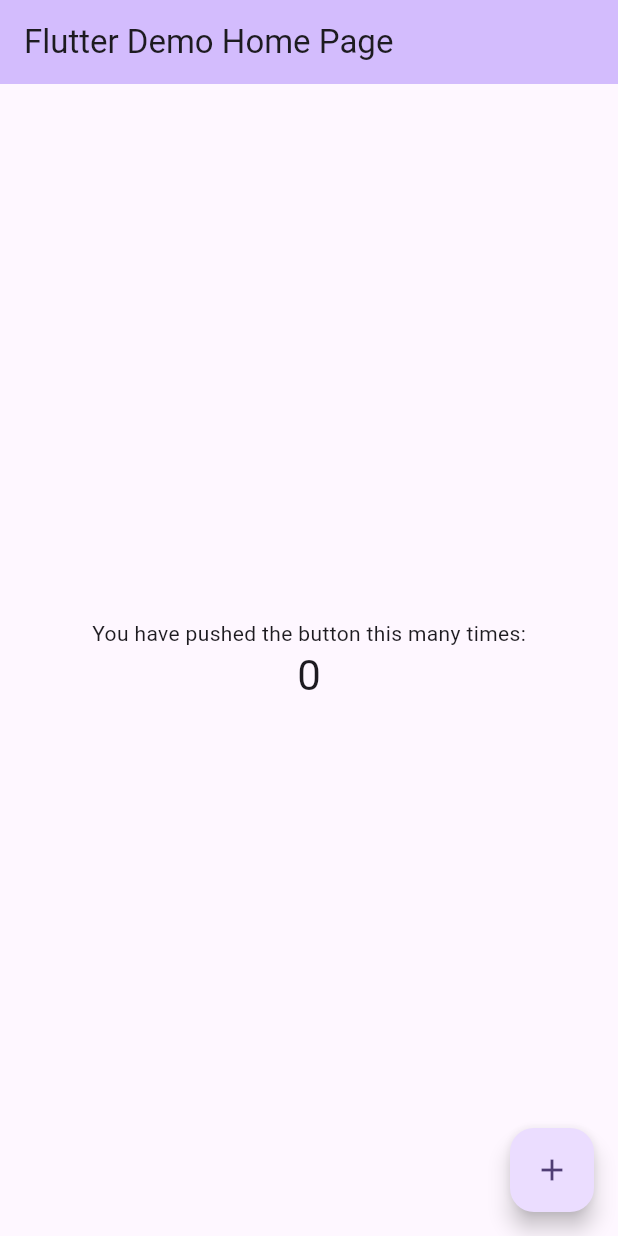
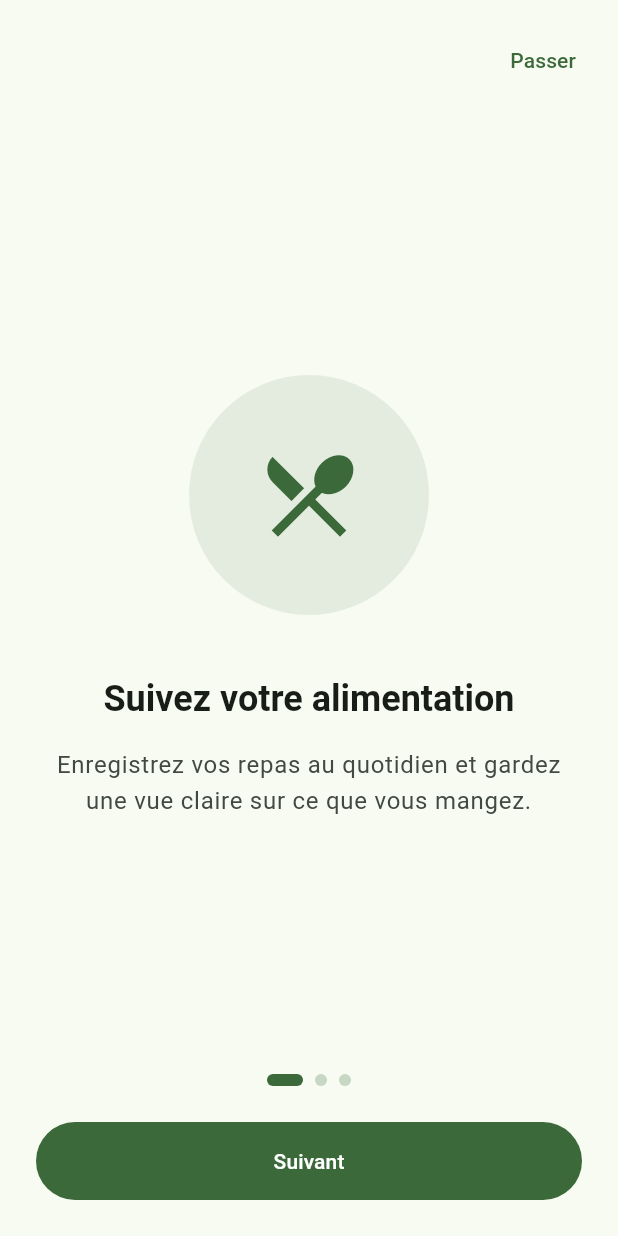
Before and after one commit to DAH-Projects-and-Innovations/afrinutri, a Flutter app: the screen it shows after launch, on a phone screen of 412 x 824 dp. Run offline on Flutter 3.47's test engine with Material 3 defaults, Android fonts, the phone set to English and light mode, and no system bars.

Commit message:
feat(mobile): add onboarding slides screen (Issue #8)

```diff
--- /dev/null
+++ b/apps/mobile/lib/features/onboarding/domain/onboarding_slide.dart
@@ -0,0 +1,37 @@
+import 'package:flutter/material.dart';
+
+class OnboardingSlide {
+  const OnboardingSlide({
+    required this.icon,
+    required this.title,
+    required this.description,
+  });
+
+  final IconData icon;
+  final String title;
+  final String description;
+}
+
+const List<OnboardingSlide> onboardingSlides = [
+  OnboardingSlide(
+    icon: Icons.restaurant_menu,
+    title: 'Suivez votre alimentation',
+    description:
+        "Enregistrez vos repas au quotidien et gardez une vue claire "
+        "sur ce que vous mangez.",
+  ),
+  OnboardingSlide(
+    icon: Icons.camera_alt_outlined,
+    title: 'Analysez vos repas par IA',
+    description:
+        "Prenez une photo de votre plat : AfriNutri reconnaît les aliments "
+        "et calcule leurs valeurs nutritionnelles.",
+  ),
+  OnboardingSlide(
+    icon: Icons.emoji_events_outlined,
+    title: 'Atteignez vos objectifs',
+    description:
+        "Des recommandations adaptées à vos besoins pour progresser "
+        "vers une alimentation équilibrée.",
+  ),
+];
--- /dev/null
+++ b/apps/mobile/lib/features/onboarding/presentation/screens/onboarding_screen.dart
@@ -0,0 +1,89 @@
+import 'package:flutter/material.dart';
+
+import '../../domain/onboarding_slide.dart';
+import '../widgets/onboarding_page.dart';
+import '../widgets/page_indicator.dart';
+
+/// First screen shown to a new user: presents the app's value proposition
+/// as a set of swipeable slides before handing off to auth ([onFinished]).
+class OnboardingScreen extends StatefulWidget {
+  const OnboardingScreen({super.key, required this.onFinished});
+
+  final VoidCallback onFinished;
+
+  @override
+  State<OnboardingScreen> createState() => _OnboardingScreenState();
+}
+
+class _OnboardingScreenState extends State<OnboardingScreen> {
+  final _pageController = PageController();
+  int _currentIndex = 0;
+
+  bool get _isLastSlide => _currentIndex == onboardingSlides.length - 1;
+
+  @override
+  void dispose() {
+    _pageController.dispose();
+    super.dispose();
+  }
+
+  void _goToNextSlide() {
+    if (_isLastSlide) {
+      widget.onFinished();
+      return;
+    }
+    _pageController.nextPage(
+      duration: const Duration(milliseconds: 300),
+      curve: Curves.easeInOut,
+    );
+  }
+
+  @override
+  Widget build(BuildContext context) {
+    return Scaffold(
+      body: SafeArea(
+        child: Column(
+          children: [
+            Align(
+              alignment: Alignment.topRight,
+              child: Padding(
+                padding: const EdgeInsets.all(16),
+                child: TextButton(
+                  onPressed: _isLastSlide ? null : widget.onFinished,
+                  child: const Text('Passer'),
+                ),
+              ),
+            ),
+            Expanded(
+              child: PageView.builder(
+                controller: _pageController,
+                itemCount: onboardingSlides.length,
+                onPageChanged: (index) => setState(() => _currentIndex = index),
+                itemBuilder: (context, index) {
+                  return OnboardingPage(slide: onboardingSlides[index]);
+                },
+              ),
+            ),
+            PageIndicator(
+              count: onboardingSlides.length,
+              currentIndex: _currentIndex,
+            ),
+            Padding(
+              padding: const EdgeInsets.all(24),
+              child: SizedBox(
+                width: double.infinity,
+                child: FilledButton(
+                  onPressed: _goToNextSlide,
+                  style: FilledButton.styleFrom(
+                    padding: const EdgeInsets.symmetric(vertical: 16),
+                  ),
+                  child: Text(_isLastSlide ? 'Commencer' : 'Suivant'),
+                ),
+              ),
+            ),
+          ],
+        ),
+      ),
+    );
+  }
+}
--- /dev/null
+++ b/apps/mobile/lib/features/onboarding/presentation/widgets/onboarding_page.dart
@@ -0,0 +1,52 @@
+import 'package:flutter/material.dart';
+
+import '../../domain/onboarding_slide.dart';
+
+class OnboardingPage extends StatelessWidget {
+  const OnboardingPage({super.key, required this.slide});
+
+  final OnboardingSlide slide;
+
+  @override
+  Widget build(BuildContext context) {
+    final theme = Theme.of(context);
+
+    return Padding(
+      padding: const EdgeInsets.symmetric(horizontal: 32),
+      child: Column(
+        mainAxisAlignment: MainAxisAlignment.center,
+        children: [
+          Container(
+            width: 160,
+            height: 160,
+            decoration: BoxDecoration(
+              color: theme.colorScheme.primary.withValues(alpha: 0.1),
+              shape: BoxShape.circle,
+            ),
+            child: Icon(
+              slide.icon,
+              size: 72,
+              color: theme.colorScheme.primary,
+            ),
+          ),
+          const SizedBox(height: 40),
+          Text(
+            slide.title,
+            textAlign: TextAlign.center,
+            style: theme.textTheme.headlineSmall?.copyWith(
+              fontWeight: FontWeight.bold,
+            ),
+          ),
+          const SizedBox(height: 16),
+          Text(
+            slide.description,
+            textAlign: TextAlign.center,
+            style: theme.textTheme.bodyLarge?.copyWith(
+              color: theme.colorScheme.onSurfaceVariant,
+            ),
+          ),
+        ],
+      ),
+    );
+  }
+}
--- /dev/null
+++ b/apps/mobile/lib/features/onboarding/presentation/widgets/page_indicator.dart
@@ -0,0 +1,34 @@
+import 'package:flutter/material.dart';
+
+class PageIndicator extends StatelessWidget {
+  const PageIndicator({
+    super.key,
+    required this.count,
+    required this.currentIndex,
+  });
+
+  final int count;
+  final int currentIndex;
+
+  @override
+  Widget build(BuildContext context) {
+    final activeColor = Theme.of(context).colorScheme.primary;
+
+    return Row(
+      mainAxisAlignment: MainAxisAlignment.center,
+      children: List.generate(count, (index) {
+        final isActive = index == currentIndex;
+        return AnimatedContainer(
+          duration: const Duration(milliseconds: 250),
+          margin: const EdgeInsets.symmetric(horizontal: 4),
+          width: isActive ? 24 : 8,
+          height: 8,
+          decoration: BoxDecoration(
+            color: isActive ? activeColor : activeColor.withValues(alpha: 0.25),
+            borderRadius: BorderRadius.circular(4),
+          ),
+        );
+      }),
+    );
+  }
+}
--- a/apps/mobile/lib/main.dart
+++ b/apps/mobile/lib/main.dart
@@ -1,4 +1,6 @@
 import 'package:flutter/material.dart';
+
+import 'features/onboarding/presentation/screens/onboarding_screen.dart';
 
 void main() {
   runApp(const MyApp());
@@ -7,116 +9,37 @@ void main() {
 class MyApp extends StatelessWidget {
   const MyApp({super.key});
 
-  // This widget is the root of your application.
   @override
   Widget build(BuildContext context) {
     return MaterialApp(
-      title: 'Flutter Demo',
+      title: 'AfriNutri',
       theme: ThemeData(
-        // This is the theme of your application.
-        //
-        // TRY THIS: Try running your application with "flutter run". You'll see
-        // the application has a purple toolbar. Then, without quitting the app,
-        // try changing the seedColor in the colorScheme below to Colors.green
-        // and then invoke "hot reload" (save your changes or press the "hot
-        // reload" button in a Flutter-supported IDE, or press "r" if you used
-        // the command line to start the app).
-        //
-        // Notice that the counter didn't reset back to zero; the application
-        // state is not lost during the reload. To reset the state, use hot
-        // restart instead.
-        //
-        // This works for code too, not just values: Most code changes can be
-        // tested with just a hot reload.
-        colorScheme: ColorScheme.fromSeed(seedColor: Colors.deepPurple),
+        colorScheme: ColorScheme.fromSeed(seedColor: Colors.green),
+        useMaterial3: true,
       ),
-      home: const MyHomePage(title: 'Flutter Demo Home Page'),
+      home: OnboardingScreen(
+        onFinished: () {
+          // TODO(auth): remplacer par la navigation vers l'écran de login
+          // une fois les écrans d'authentification de Gaston (Issue #8) et
+          // le app_router (Issue #7) disponibles sur la branche.
+          Navigator.of(context).push(
+            MaterialPageRoute(
+              builder: (_) => const _AuthPlaceholderScreen(),
+            ),
+          );
+        },
+      ),
     );
   }
 }
 
-class MyHomePage extends StatefulWidget {
-  const MyHomePage({super.key, required this.title});
-
-  // This widget is the home page of your application. It is stateful, meaning
-  // that it has a State object (defined below) that contains fields that affect
-  // how it looks.
-
-  // This class is the configuration for the state. It holds the values (in this
-  // case the title) provided by the parent (in this case the App widget) and
-  // used by the build method of the State. Fields in a Widget subclass are
-  // always marked "final".
-
-  final String title;
-
-  @override
-  State<MyHomePage> createState() => _MyHomePageState();
-}
-
-class _MyHomePageState extends State<MyHomePage> {
-  int _counter = 0;
-
-  void _incrementCounter() {
-    setState(() {
-      // This call to setState tells the Flutter framework that something has
-      // changed in this State, which causes it to rerun the build method below
-      // so that the display can reflect the updated values. If we changed
-      // _counter without calling setState(), then the build method would not be
-      // called again, and so nothing would appear to happen.
-      _counter++;
-    });
-  }
+class _AuthPlaceholderScreen extends StatelessWidget {
+  const _AuthPlaceholderScreen();
 
   @override
   Widget build(BuildContext context) {
-    // This method is rerun every time setState is called, for instance as done
-    // by the _incrementCounter method above.
-    //
-    // The Flutter framework has been optimized to make rerunning build methods
-    // fast, so that you can just rebuild anything that needs updating rather
-    // than having to individually change instances of widgets.
-    return Scaffold(
-      appBar: AppBar(
-        // TRY THIS: Try changing the color here to a specific color (to
-        // Colors.amber, perhaps?) and trigger a hot reload to see the AppBar
-        // change color while the other colors stay the same.
-        backgroundColor: Theme.of(context).colorScheme.inversePrimary,
-        // Here we take the value from the MyHomePage object that was created by
-        // the App.build method, and use it to set our appbar title.
-        title: Text(widget.title),
-      ),
-      body: Center(
-        // Center is a layout widget. It takes a single child and positions it
-        // in the middle of the parent.
-        child: Column(
-          // Column is also a layout widget. It takes a list of children and
-          // arranges them vertically. By default, it sizes itself to fit its
-          // children horizontally, and tries to be as tall as its parent.
-          //
-          // Column has various properties to control how it sizes itself and
-          // how it positions its children. Here we use mainAxisAlignment to
-          // center the children vertically; the main axis here is the vertical
-          // axis because Columns are vertical (the cross axis would be
-          // horizontal).
-          //
-          // TRY THIS: Invoke "debug painting" (choose the "Toggle Debug Paint"
-          // action in the IDE, or press "p" in the console), to see the
-          // wireframe for each widget.
-          mainAxisAlignment: MainAxisAlignment.center,
-          children: <Widget>[
-            const Text('You have pushed the button this many times:'),
-            Text(
-              '$_counter',
-              style: Theme.of(context).textTheme.headlineMedium,
-            ),
-          ],
-        ),
-      ),
-      floatingActionButton: FloatingActionButton(
-        onPressed: _incrementCounter,
-        tooltip: 'Increment',
-        child: const Icon(Icons.add),
-      ), // This trailing comma makes auto-formatting nicer for build methods.
+    return const Scaffold(
+      body: Center(child: Text('Écrans d\'authentification à venir')),
     );
   }
 }
```
Also changed, not shown: 1 other file.
